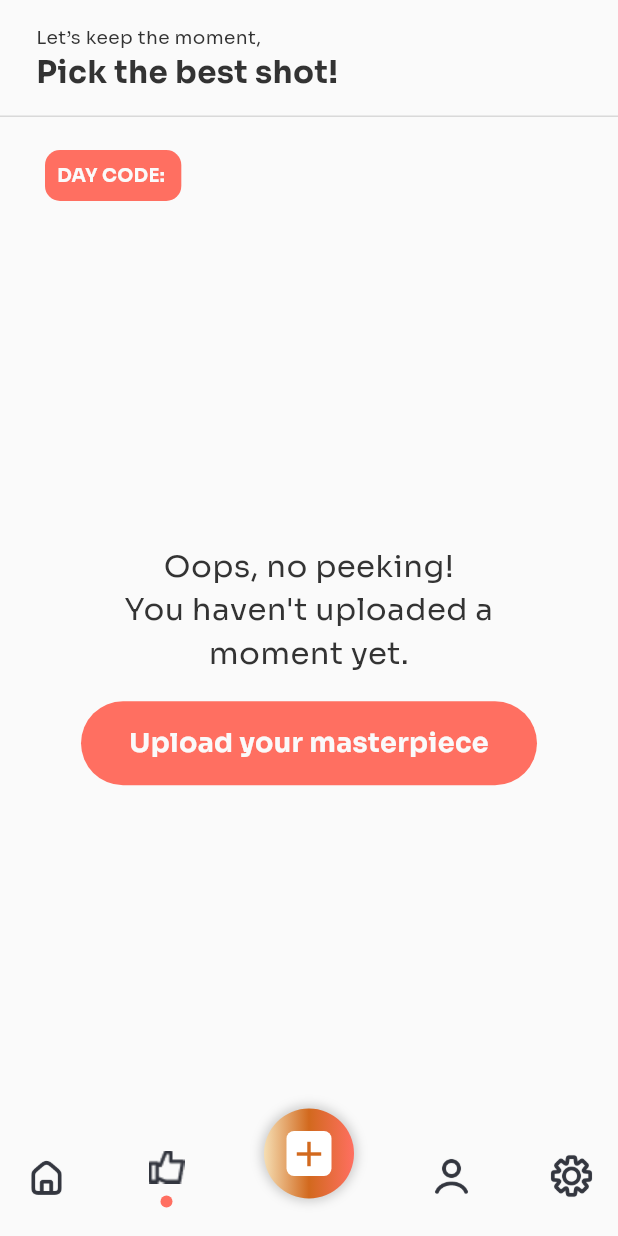
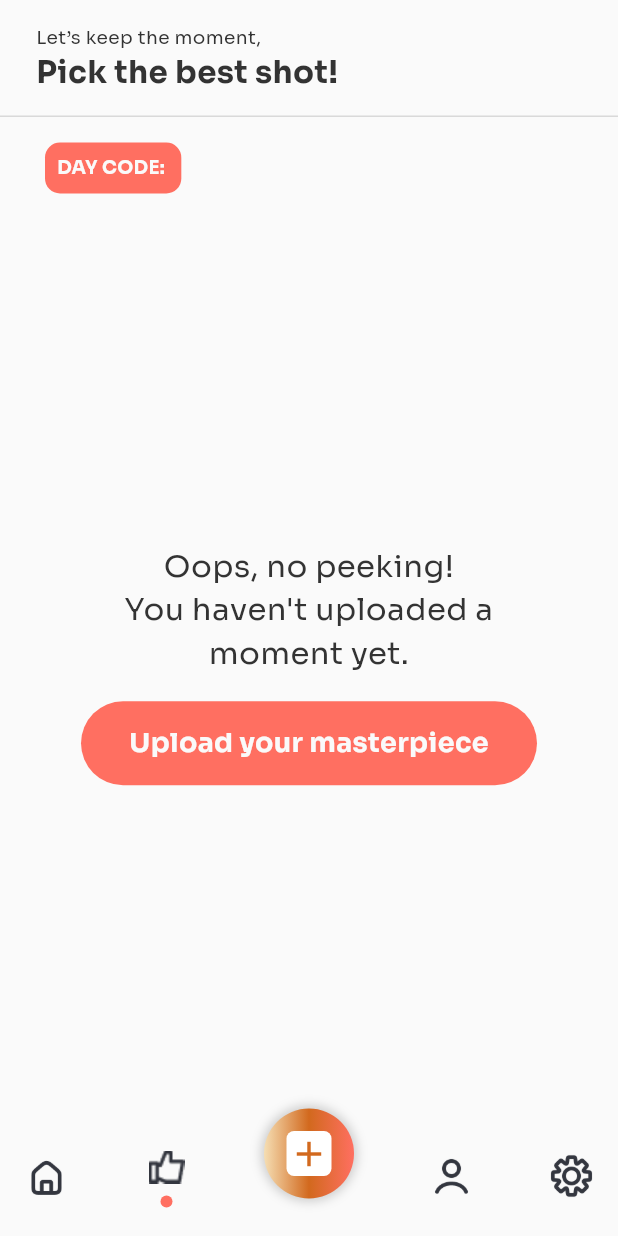
Before and after one commit to jansencruz23/archify, a Flutter app: the DaySpacePage screen opened directly with empty values, after a tap on "Close", on a phone screen of 412 x 824 dp. Run offline on Flutter 3.47's test engine with Material 3 defaults, Android fonts, the phone set to English and light mode, and no system bars; our stand-ins replace animated_splash_screen, carousel_slider, cloud_firestore, dio, firebase_auth, firebase_core and 9 more; missing offline and left inert: gal, mobile_scanner, rate_my_app; accounts and stored records are empty.

Commit message:
:lipstick: spacing day space and no moments voting ends edit

```diff
--- a/lib/pages/day_space_page.dart
+++ b/lib/pages/day_space_page.dart
@@ -558,12 +558,12 @@ class _DaySpacePageState extends State<DaySpacePage>
                         crossAxisAlignment: CrossAxisAlignment.start,
                         children: [
                           // Day Code Container
-                          Row(
+                          Padding(
+                            padding: const EdgeInsets.only(
+                                left: 10, top: 15, bottom: 10),
+                            child: Row(
                               children: [
                                 Padding(
-                                padding: const EdgeInsets.only(
-                                    left: 10, top: 20, bottom: 10),
-                                child: Padding(
                                   padding: const EdgeInsets.only(
                                       left: 0, top: 0, bottom: 0),
                                   child: Container(
@@ -590,7 +590,6 @@ class _DaySpacePageState extends State<DaySpacePage>
                                             color: Theme.of(context)
                                                 .colorScheme
                                                 .surface,
-                                          ),
                                           ),
                                         ),
                                       ),
@@ -627,10 +626,11 @@ class _DaySpacePageState extends State<DaySpacePage>
 
                               ],
                             ),
+                          ),
 
                           Padding(
                             padding: const EdgeInsets.only(
-                                left: 15, top: 10, bottom: 0),
+                                left: 15, top: 0, bottom: 0),
                             child: Text(
                               day?.votingDeadline == null
                                   ? 'DEADLINE: N/A'
--- a/lib/pages/no_moment_uploaded_page.dart
+++ b/lib/pages/no_moment_uploaded_page.dart
@@ -436,7 +436,7 @@ class _NoMomentUploadedPageState extends State<NoMomentUploadedPage>
                 children: [
                   Padding(
               padding: const EdgeInsets.only(
-                  left: 10, top: 20, bottom: 10),
+                  left: 10, top: 15, bottom: 10),
                     child: Row(
                       children: [
                         Padding(
```
Also changed, not shown: 1 other file. Lines whose indentation alone changed are shown as unchanged.
